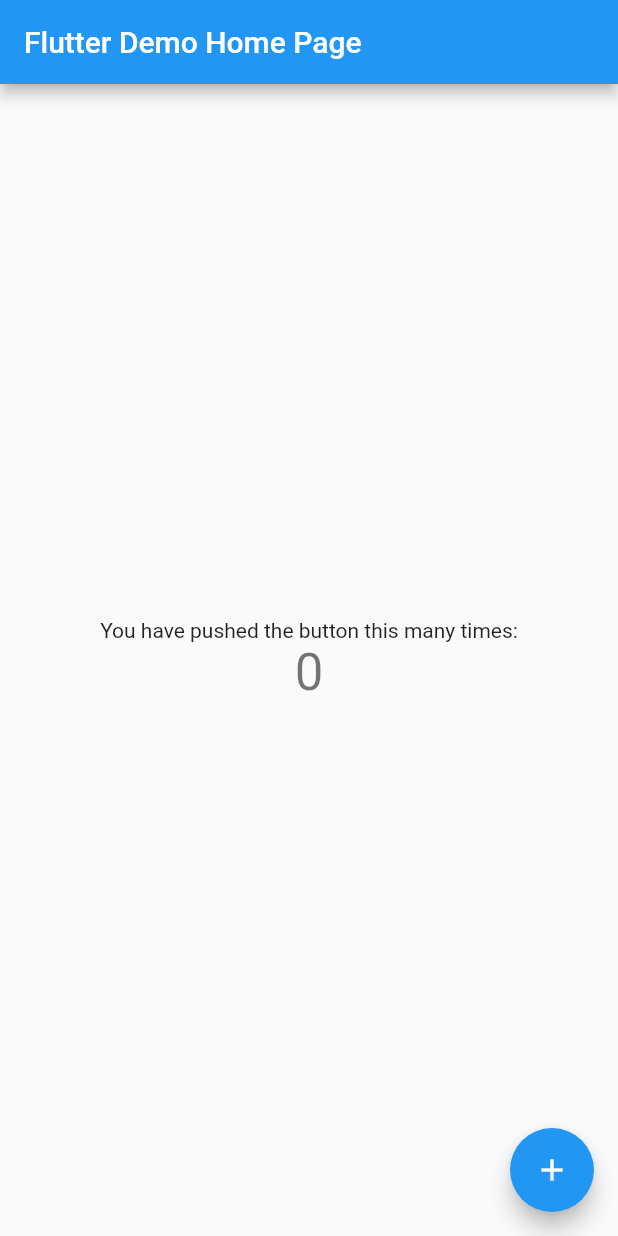
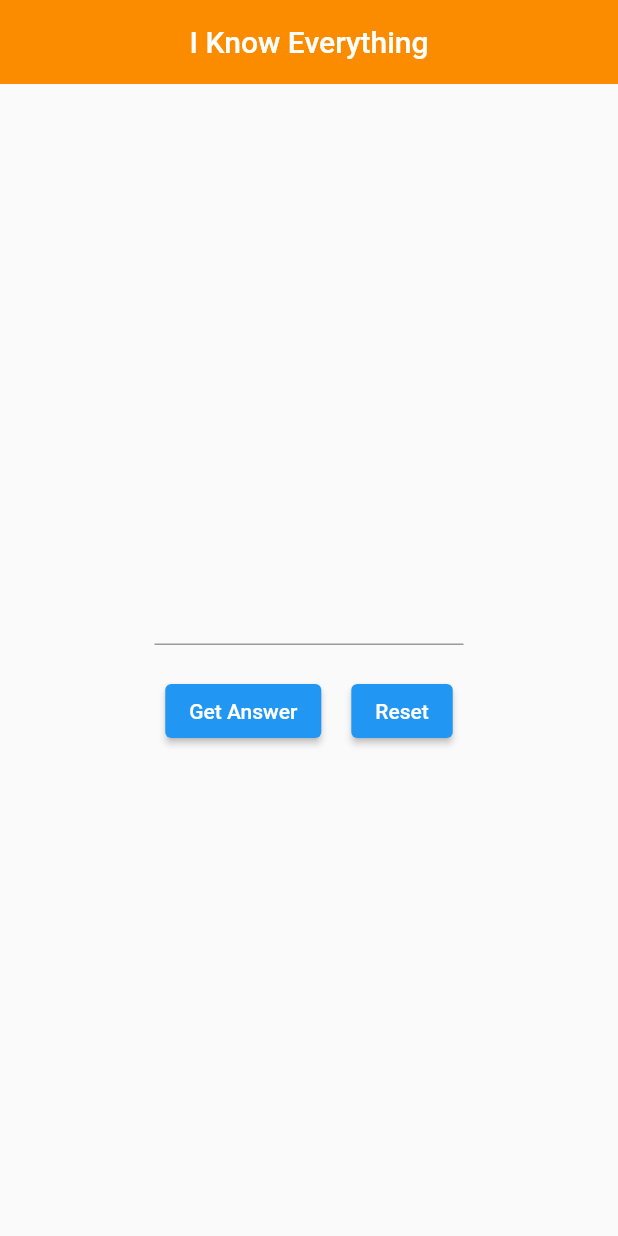
Before and after one commit to amahi2001/Flutter-Experiments, a Flutter app: the screen it shows after launch, on a phone screen of 412 x 824 dp. Run offline on Flutter 3.47's test engine with Material 2 defaults, Android fonts, the phone set to English and light mode, and no system bars.

Commit message:
appBar, tetxfield and buttons for questions

```diff
--- a/lib/main.dart
+++ b/lib/main.dart
@@ -1,115 +1,19 @@
 import 'package:flutter/material.dart';
+import 'package:testapp/pages/questioon_answer.dart';
 
-void main() {
-  runApp(const MyApp());
+void main(){
+  runApp(rootWidget());
 }
 
-class MyApp extends StatelessWidget {
-  const MyApp({Key? key}) : super(key: key);
+//this is the root widget
+class rootWidget extends StatelessWidget {
 
-  // This widget is the root of your application.
   @override
   Widget build(BuildContext context) {
     return MaterialApp(
-      title: 'Flutter Demo',
-      theme: ThemeData(
-        // This is the theme of your application.
-        //
-        // Try running your application with "flutter run". You'll see the
-        // application has a blue toolbar. Then, without quitting the app, try
-        // changing the primarySwatch below to Colors.green and then invoke
-        // "hot reload" (press "r" in the console where you ran "flutter run",
-        // or simply save your changes to "hot reload" in a Flutter IDE).
-        // Notice that the counter didn't reset back to zero; the application
-        // is not restarted.
-        primarySwatch: Colors.blue,
-      ),
-      home: const MyHomePage(title: 'Flutter Demo Home Page'),
+      debugShowCheckedModeBanner: false,
+      title: 'I know everything', //title of the tab
+      home: QuestionAnswerPage(), //this is the home page
     );
   }
 }
-
-class MyHomePage extends StatefulWidget {
-  const MyHomePage({Key? key, required this.title}) : super(key: key);
-
-  // This widget is the home page of your application. It is stateful, meaning
-  // that it has a State object (defined below) that contains fields that affect
-  // how it looks.
-
-  // This class is the configuration for the state. It holds the values (in this
-  // case the title) provided by the parent (in this case the App widget) and
-  // used by the build method of the State. Fields in a Widget subclass are
-  // always marked "final".
-
-  final String title;
-
-  @override
-  State<MyHomePage> createState() => _MyHomePageState();
-}
-
-class _MyHomePageState extends State<MyHomePage> {
-  int _counter = 0;
-
-  void _incrementCounter() {
-    setState(() {
-      // This call to setState tells the Flutter framework that something has
-      // changed in this State, which causes it to rerun the build method below
-      // so that the display can reflect the updated values. If we changed
-      // _counter without calling setState(), then the build method would not be
-      // called again, and so nothing would appear to happen.
-      _counter++;
-    });
-  }
-
-  @override
-  Widget build(BuildContext context) {
-    // This method is rerun every time setState is called, for instance as done
-    // by the _incrementCounter method above.
-    //
-    // The Flutter framework has been optimized to make rerunning build methods
-    // fast, so that you can just rebuild anything that needs updating rather
-    // than having to individually change instances of widgets.
-    return Scaffold(
-      appBar: AppBar(
-        // Here we take the value from the MyHomePage object that was created by
-        // the App.build method, and use it to set our appbar title.
-        title: Text(widget.title),
-      ),
-      body: Center(
-        // Center is a layout widget. It takes a single child and positions it
-        // in the middle of the parent.
-        child: Column(
-          // Column is also a layout widget. It takes a list of children and
-          // arranges them vertically. By default, it sizes itself to fit its
-          // children horizontally, and tries to be as tall as its parent.
-          //
-          // Invoke "debug painting" (press "p" in the console, choose the
-          // "Toggle Debug Paint" action from the Flutter Inspector in Android
-          // Studio, or the "Toggle Debug Paint" command in Visual Studio Code)
-          // to see the wireframe for each widget.
-          //
-          // Column has various properties to control how it sizes itself and
-          // how it positions its children. Here we use mainAxisAlignment to
-          // center the children vertically; the main axis here is the vertical
-          // axis because Columns are vertical (the cross axis would be
-          // horizontal).
-          mainAxisAlignment: MainAxisAlignment.center,
-          children: <Widget>[
-            const Text(
-              'You have pushed the button this many times:',
-            ),
-            Text(
-              '$_counter',
-              style: Theme.of(context).textTheme.headline4,
-            ),
-          ],
-        ),
-      ),
-      floatingActionButton: FloatingActionButton(
-        onPressed: _incrementCounter,
-        tooltip: 'Increment',
-        child: const Icon(Icons.add),
-      ), // This trailing comma makes auto-formatting nicer for build methods.
-    );
-  }
-}
--- /dev/null
+++ b/lib/pages/questioon_answer.dart
@@ -0,0 +1,42 @@
+import 'package:flutter/material.dart';
+
+class QuestionAnswerPage extends StatefulWidget {
+  @override
+  State<QuestionAnswerPage> createState() => _QuestionAnswerPageState();
+}
+
+class _QuestionAnswerPageState extends State<QuestionAnswerPage> {
+  @override
+  Widget build(BuildContext context) {
+    return Scaffold(
+      appBar: AppBar(
+        //this creates an appbar at the top my page
+        title: Text('I Know Everything'),
+        centerTitle: true,
+        elevation: 0, //shadow below the appBar
+        backgroundColor: Colors.orange[600],
+      ),
+      body: Column(
+          mainAxisAlignment: MainAxisAlignment.center,
+          crossAxisAlignment: CrossAxisAlignment.center,
+          children: [
+            Container(
+              width: 0.5 * MediaQuery.of(context).size.width,
+              child: TextField(),
+            ),
+            SizedBox(height: 20),
+            Row(
+                mainAxisAlignment: MainAxisAlignment.center,
+                crossAxisAlignment: CrossAxisAlignment.center,
+                children: [
+                  ElevatedButton(onPressed: (){},  child: Text('Get Answer')),
+                  SizedBox(width: 20,),
+                  ElevatedButton(onPressed: (){},  child: Text('Reset')),
+                ]
+              )
+
+          ]
+          ),
+    );
+  }
+}
```
Also changed, not shown: 1 other file.
